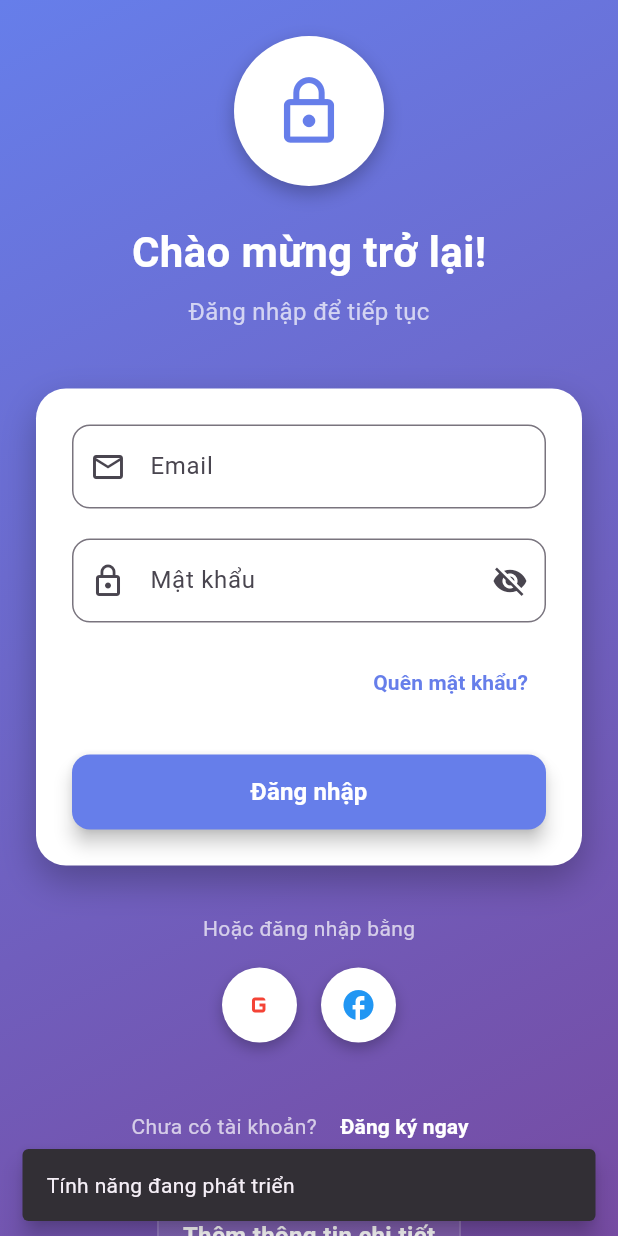
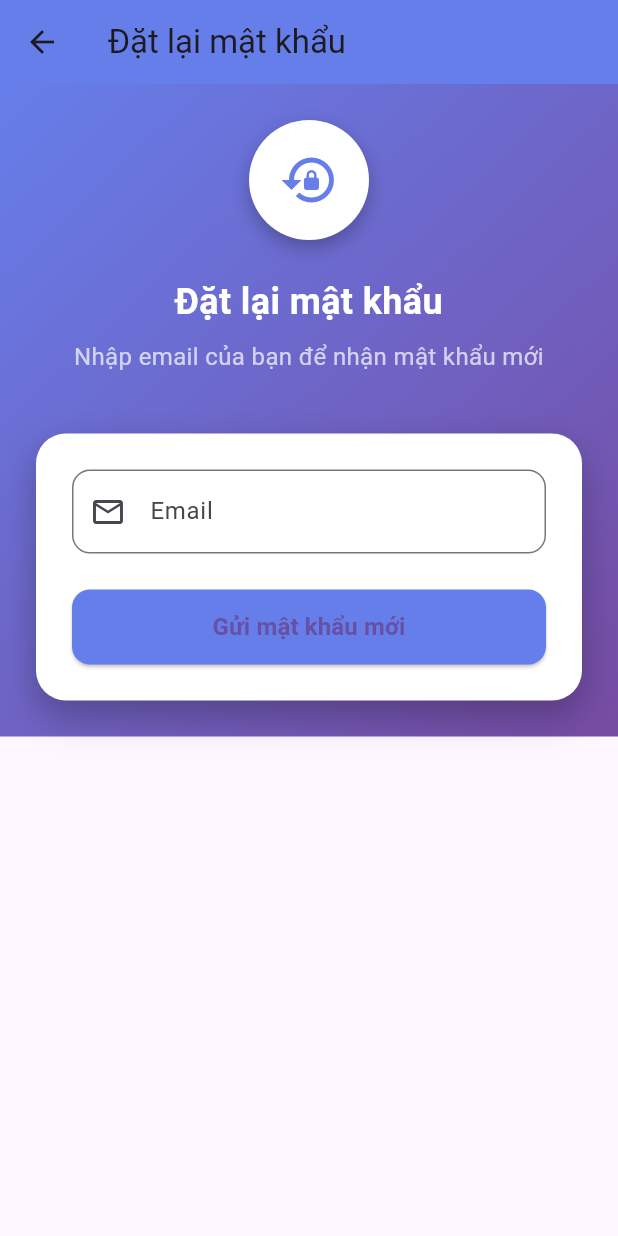
Before and after one commit to dinhvanbinh2310/flutter-exam, a Flutter app: the screen it shows after launch, after a tap on "Quên mật khẩu?", on a phone screen of 412 x 824 dp. Run offline on Flutter 3.47's test engine with Material 3 defaults, Android fonts, the phone set to English and light mode, and no system bars; our stand-ins replace sqflite; missing offline and left inert: mailer; accounts and stored records are empty.

```diff
--- a/lib/main.dart
+++ b/lib/main.dart
@@ -1,6 +1,7 @@
 import 'package:flutter/material.dart';
 import 'package:url_launcher/url_launcher.dart';
 import 'database/database_helper.dart';
+import 'screens/password_reset_screen.dart';
 
 void main() {
   runApp(MyApp());
@@ -258,20 +259,18 @@ class _LoginScreenState extends State<LoginScreen>
                                 return null;
                               },
                             ),
-                            SizedBox(height: 16),
+                            SizedBox(height: 12),
 
-                            // Quên mật khẩu
+                            // Forgot password link
                             Align(
                               alignment: Alignment.centerRight,
                               child: TextButton(
                                 onPressed: () {
-                                  // Xử lý quên mật khẩu
-                                  ScaffoldMessenger.of(context).showSnackBar(
-                                    SnackBar(
-                                      content: Text(
-                                        'Tính năng đang phát triển',
-                                      ),
-                                      behavior: SnackBarBehavior.floating,
+                                  Navigator.push(
+                                    context,
+                                    MaterialPageRoute(
+                                      builder:
+                                          (context) => PasswordResetScreen(),
                                     ),
                                   );
                                 },
@@ -279,14 +278,14 @@ class _LoginScreenState extends State<LoginScreen>
                                   'Quên mật khẩu?',
                                   style: TextStyle(
                                     color: Color(0xFF667eea),
-                                    fontWeight: FontWeight.w600,
+                                    fontWeight: FontWeight.bold,
                                   ),
                                 ),
                               ),
                             ),
-                            SizedBox(height: 24),
+                            SizedBox(height: 30),
 
-                            // Nút đăng nhập
+                            // Login button
                             SizedBox(
                               width: double.infinity,
                               height: 50,
@@ -297,83 +296,35 @@ class _LoginScreenState extends State<LoginScreen>
                                   shape: RoundedRectangleBorder(
                                     borderRadius: BorderRadius.circular(12),
                                   ),
-                                  elevation: 5,
                                 ),
                                 child:
                                     _isLoading
-                                        ? SizedBox(
-                                          width: 20,
-                                          height: 20,
-                                          child: CircularProgressIndicator(
-                                            strokeWidth: 2,
-                                            valueColor:
-                                                AlwaysStoppedAnimation<Color>(
-                                                  Colors.white,
-                                                ),
-                                          ),
+                                        ? CircularProgressIndicator(
+                                          color: Colors.white,
                                         )
                                         : Text(
                                           'Đăng nhập',
                                           style: TextStyle(
                                             fontSize: 16,
                                             fontWeight: FontWeight.bold,
-                                            color: Colors.white,
                                           ),
                                         ),
                               ),
                             ),
-                          ],
-                        ),
-                      ),
-                    ),
-                    SizedBox(height: 32),
+                            SizedBox(height: 20),
 
-                    // Đăng nhập bằng mạng xã hội
-                    Text(
-                      'Hoặc đăng nhập bằng',
-                      style: TextStyle(color: Colors.white70, fontSize: 14),
-                    ),
-                    SizedBox(height: 16),
+                            // Register link
                             Row(
                               mainAxisAlignment: MainAxisAlignment.center,
                               children: [
-                        _buildSocialButton(Icons.g_mobiledata, Colors.red, () {
-                          ScaffoldMessenger.of(context).showSnackBar(
-                            SnackBar(
-                              content: Text('Đăng nhập Google'),
-                              behavior: SnackBarBehavior.floating,
-                            ),
-                          );
-                        }),
-                        SizedBox(width: 16),
-                        _buildSocialButton(Icons.facebook, Colors.blue, () {
-                          ScaffoldMessenger.of(context).showSnackBar(
-                            SnackBar(
-                              content: Text('Đăng nhập Facebook'),
-                              behavior: SnackBarBehavior.floating,
-                            ),
-                          );
-                        }),
-                      ],
-                    ),
-                    SizedBox(height: 32),
-
-                    // Đăng ký
-                    Row(
-                      mainAxisAlignment: MainAxisAlignment.center,
-                      children: [
-                        Text(
-                          'Chưa có tài khoản? ',
-                          style: TextStyle(color: Colors.white70, fontSize: 14),
-                        ),
+                                Text('Chưa có tài khoản?'),
                                 TextButton(
                                   onPressed: _navigateToRegister,
                                   child: Text(
                                     'Đăng ký ngay',
                                     style: TextStyle(
-                              color: Colors.white,
+                                      color: Color(0xFF667eea),
                                       fontWeight: FontWeight.bold,
-                              fontSize: 14,
                                     ),
                                   ),
                                 ),
@@ -405,7 +356,10 @@ class _LoginScreenState extends State<LoginScreen>
                                   SizedBox(height: 8),
                                   Text(
                                     'Liên hệ ngay',
-                            style: TextStyle(color: Colors.white, fontSize: 14),
+                                    style: TextStyle(
+                                      color: Colors.white,
+                                      fontSize: 14,
+                                    ),
                                   ),
                                   SizedBox(height: 12),
                                   ElevatedButton(
@@ -414,9 +368,13 @@ class _LoginScreenState extends State<LoginScreen>
                                       if (await canLaunch(url)) {
                                         await launch(url);
                                       } else {
-                                ScaffoldMessenger.of(context).showSnackBar(
+                                        ScaffoldMessenger.of(
+                                          context,
+                                        ).showSnackBar(
                                           SnackBar(
-                                    content: Text('Không thể mở trang web'),
+                                            content: Text(
+                                              'Không thể mở trang web',
+                                            ),
                                             backgroundColor: Colors.red,
                                           ),
                                         );
@@ -438,30 +396,12 @@ class _LoginScreenState extends State<LoginScreen>
                         ),
                       ),
                     ),
+                  ],
                 ),
               ),
             ),
-    );
-  }
-
-  Widget _buildSocialButton(
-    IconData icon,
-    Color color,
-    VoidCallback onPressed,
-  ) {
-    return Container(
-      width: 50,
-      height: 50,
-      decoration: BoxDecoration(
-        color: Colors.white,
-        shape: BoxShape.circle,
-        boxShadow: [
-          BoxShadow(color: Colors.black26, blurRadius: 8, offset: Offset(0, 4)),
-        ],
           ),
-      child: IconButton(
-        icon: Icon(icon, color: color, size: 24),
-        onPressed: onPressed,
+        ),
       ),
     );
   }
--- /dev/null
+++ b/lib/screens/password_reset_screen.dart
@@ -0,0 +1,208 @@
+import 'package:flutter/material.dart';
+import '../services/password_reset_service.dart';
+
+class PasswordResetScreen extends StatefulWidget {
+  @override
+  _PasswordResetScreenState createState() => _PasswordResetScreenState();
+}
+
+class _PasswordResetScreenState extends State<PasswordResetScreen> {
+  final _formKey = GlobalKey<FormState>();
+  final _emailController = TextEditingController();
+  bool _isLoading = false;
+  final PasswordResetService _passwordResetService = PasswordResetService();
+
+  @override
+  void dispose() {
+    _emailController.dispose();
+    super.dispose();
+  }
+
+  Future<void> _resetPassword() async {
+    if (_formKey.currentState!.validate()) {
+      setState(() {
+        _isLoading = true;
+      });
+
+      try {
+        final result = await _passwordResetService.sendPasswordResetEmail(
+          _emailController.text,
+        );
+
+        setState(() {
+          _isLoading = false;
+        });
+
+        ScaffoldMessenger.of(context).showSnackBar(
+          SnackBar(
+            content: Text(result['message']),
+            backgroundColor: result['success'] ? Colors.green : Colors.red,
+            behavior: SnackBarBehavior.floating,
+          ),
+        );
+
+        if (result['success']) {
+          Navigator.pop(context); // Return to login screen
+        }
+      } catch (e) {
+        setState(() {
+          _isLoading = false;
+        });
+        ScaffoldMessenger.of(context).showSnackBar(
+          SnackBar(
+            content: Text('Có lỗi xảy ra: $e'),
+            backgroundColor: Colors.red,
+            behavior: SnackBarBehavior.floating,
+          ),
+        );
+      }
+    }
+  }
+
+  @override
+  Widget build(BuildContext context) {
+    return Scaffold(
+      appBar: AppBar(
+        title: Text('Đặt lại mật khẩu'),
+        backgroundColor: Color(0xFF667eea),
+      ),
+      body: Container(
+        decoration: BoxDecoration(
+          gradient: LinearGradient(
+            begin: Alignment.topLeft,
+            end: Alignment.bottomRight,
+            colors: [Color(0xFF667eea), Color(0xFF764ba2)],
+          ),
+        ),
+        child: SafeArea(
+          child: SingleChildScrollView(
+            padding: EdgeInsets.all(24.0),
+            child: Form(
+              key: _formKey,
+              child: Column(
+                crossAxisAlignment: CrossAxisAlignment.stretch,
+                children: [
+                  // Icon and Title
+                  Container(
+                    width: 80,
+                    height: 80,
+                    decoration: BoxDecoration(
+                      color: Colors.white,
+                      shape: BoxShape.circle,
+                      boxShadow: [
+                        BoxShadow(
+                          color: Colors.black26,
+                          blurRadius: 10,
+                          offset: Offset(0, 5),
+                        ),
+                      ],
+                    ),
+                    child: Icon(
+                      Icons.lock_reset,
+                      size: 40,
+                      color: Color(0xFF667eea),
+                    ),
+                  ),
+                  SizedBox(height: 24),
+                  Text(
+                    'Đặt lại mật khẩu',
+                    style: TextStyle(
+                      fontSize: 24,
+                      fontWeight: FontWeight.bold,
+                      color: Colors.white,
+                    ),
+                    textAlign: TextAlign.center,
+                  ),
+                  SizedBox(height: 8),
+                  Text(
+                    'Nhập email của bạn để nhận mật khẩu mới',
+                    style: TextStyle(fontSize: 16, color: Colors.white70),
+                    textAlign: TextAlign.center,
+                  ),
+                  SizedBox(height: 40),
+
+                  // Email field
+                  Container(
+                    padding: EdgeInsets.all(24),
+                    decoration: BoxDecoration(
+                      color: Colors.white,
+                      borderRadius: BorderRadius.circular(20),
+                      boxShadow: [
+                        BoxShadow(
+                          color: Colors.black26,
+                          blurRadius: 20,
+                          offset: Offset(0, 10),
+                        ),
+                      ],
+                    ),
+                    child: Column(
+                      children: [
+                        TextFormField(
+                          controller: _emailController,
+                          keyboardType: TextInputType.emailAddress,
+                          decoration: InputDecoration(
+                            labelText: 'Email',
+                            prefixIcon: Icon(Icons.email_outlined),
+                            border: OutlineInputBorder(
+                              borderRadius: BorderRadius.circular(12),
+                            ),
+                            focusedBorder: OutlineInputBorder(
+                              borderRadius: BorderRadius.circular(12),
+                              borderSide: BorderSide(
+                                color: Color(0xFF667eea),
+                                width: 2,
+                              ),
+                            ),
+                          ),
+                          validator: (value) {
+                            if (value == null || value.isEmpty) {
+                              return 'Vui lòng nhập email';
+                            }
+                            if (!RegExp(
+                              r'^[\w-\.]+@([\w-]+\.)+[\w-]{2,4}$',
+                            ).hasMatch(value)) {
+                              return 'Email không hợp lệ';
+                            }
+                            return null;
+                          },
+                        ),
+                        SizedBox(height: 24),
+
+                        // Reset button
+                        SizedBox(
+                          width: double.infinity,
+                          height: 50,
+                          child: ElevatedButton(
+                            onPressed: _isLoading ? null : _resetPassword,
+                            style: ElevatedButton.styleFrom(
+                              backgroundColor: Color(0xFF667eea),
+                              shape: RoundedRectangleBorder(
+                                borderRadius: BorderRadius.circular(12),
+                              ),
+                            ),
+                            child:
+                                _isLoading
+                                    ? CircularProgressIndicator(
+                                      color: Colors.white,
+                                    )
+                                    : Text(
+                                      'Gửi mật khẩu mới',
+                                      style: TextStyle(
+                                        fontSize: 16,
+                                        fontWeight: FontWeight.bold,
+                                      ),
+                                    ),
+                          ),
+                        ),
+                      ],
+                    ),
+                  ),
+                ],
+              ),
+            ),
+          ),
+        ),
+      ),
+    );
+  }
+}
--- /dev/null
+++ b/lib/services/password_reset_service.dart
@@ -0,0 +1,92 @@
+import 'dart:math';
+import 'package:mailer/mailer.dart';
+import 'package:mailer/smtp_server.dart';
+import 'package:flutter/material.dart';
+import '../database/database_helper.dart';
+
+class PasswordResetService {
+  final DatabaseHelper _databaseHelper = DatabaseHelper();
+
+  // Gmail SMTP configuration
+  static const String _smtpUsername =
+      'your-email@gmail.com'; // Replace with your Gmail
+  static const String _smtpPassword =
+      'your-app-password'; // Replace with your app password
+
+  // Generate a random password
+  String _generateRandomPassword() {
+    const String chars =
+        'abcdefghijklmnopqrstuvwxyzABCDEFGHIJKLMNOPQRSTUVWXYZ0123456789!@#\$%^&*()';
+    final Random random = Random.secure();
+    return List.generate(
+      12,
+      (index) => chars[random.nextInt(chars.length)],
+    ).join();
+  }
+
+  // Send password reset email
+  Future<Map<String, dynamic>> sendPasswordResetEmail(String email) async {
+    try {
+      // Check if email exists in database
+      final user = await _databaseHelper.getUserByEmail(email);
+      if (user == null) {
+        return {
+          'success': false,
+          'message': 'Email không tồn tại trong hệ thống',
+        };
+      }
+
+      // Generate new password
+      final String newPassword = _generateRandomPassword();
+
+      // Configure SMTP server
+      final smtpServer = gmail(_smtpUsername, _smtpPassword);
+
+      // Create email message
+      final message =
+          Message()
+            ..from = Address(_smtpUsername, 'UTC2 Password Reset')
+            ..recipients.add(email)
+            ..subject = 'Đặt lại mật khẩu - UTC2'
+            ..html = '''
+          <h2>Đặt lại mật khẩu</h2>
+          <p>Xin chào,</p>
+          <p>Mật khẩu mới của bạn là: <strong>$newPassword</strong></p>
+          <p>Vui lòng đăng nhập lại với mật khẩu mới này.</p>
+          <p>Nếu bạn không yêu cầu đặt lại mật khẩu, vui lòng bỏ qua email này.</p>
+          <p>Trân trọng,<br>UTC2 Team</p>
+        ''';
+
+      // Send email
+      final sendReport = await send(message, smtpServer);
+
+      if (sendReport.toString().contains('OK')) {
+        // Update password in database
+        final result = await _databaseHelper.changePassword(
+          userId: user['id'],
+          oldPassword: user['password'], // This will be hashed in the database
+          newPassword: newPassword,
+        );
+
+        if (result['success']) {
+          return {
+            'success': true,
+            'message': 'Mật khẩu mới đã được gửi đến email của bạn',
+          };
+        } else {
+          return {
+            'success': false,
+            'message': 'Không thể cập nhật mật khẩu trong cơ sở dữ liệu',
+          };
+        }
+      } else {
+        return {
+          'success': false,
+          'message': 'Không thể gửi email đặt lại mật khẩu',
+        };
+      }
+    } catch (e) {
+      return {'success': false, 'message': 'Có lỗi xảy ra: $e'};
+    }
+  }
+}
--- a/pubspec.yaml
+++ b/pubspec.yaml
@@ -39,6 +39,7 @@ dependencies:
   path_provider: ^2.1.2
   crypto: ^3.0.3
   url_launcher: ^6.2.5
+  mailer: ^6.1.0
 
 dev_dependencies:
   flutter_test:
```
Also changed, not shown: pubspec.lock. Lines whose indentation alone changed are shown as unchanged.
